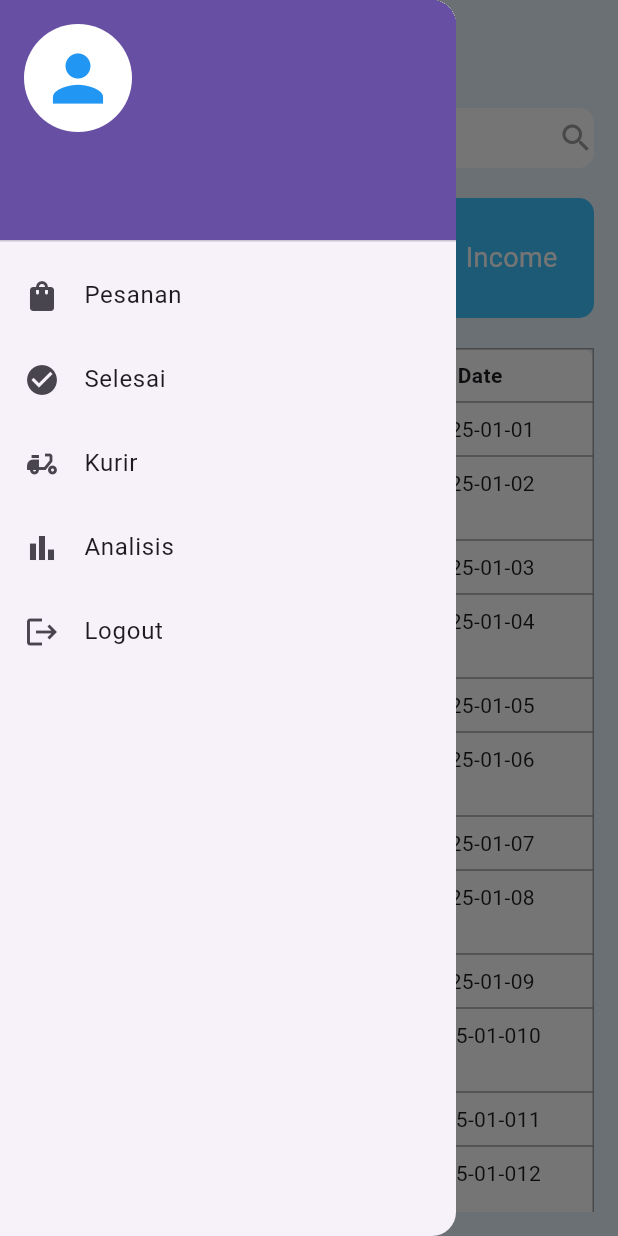
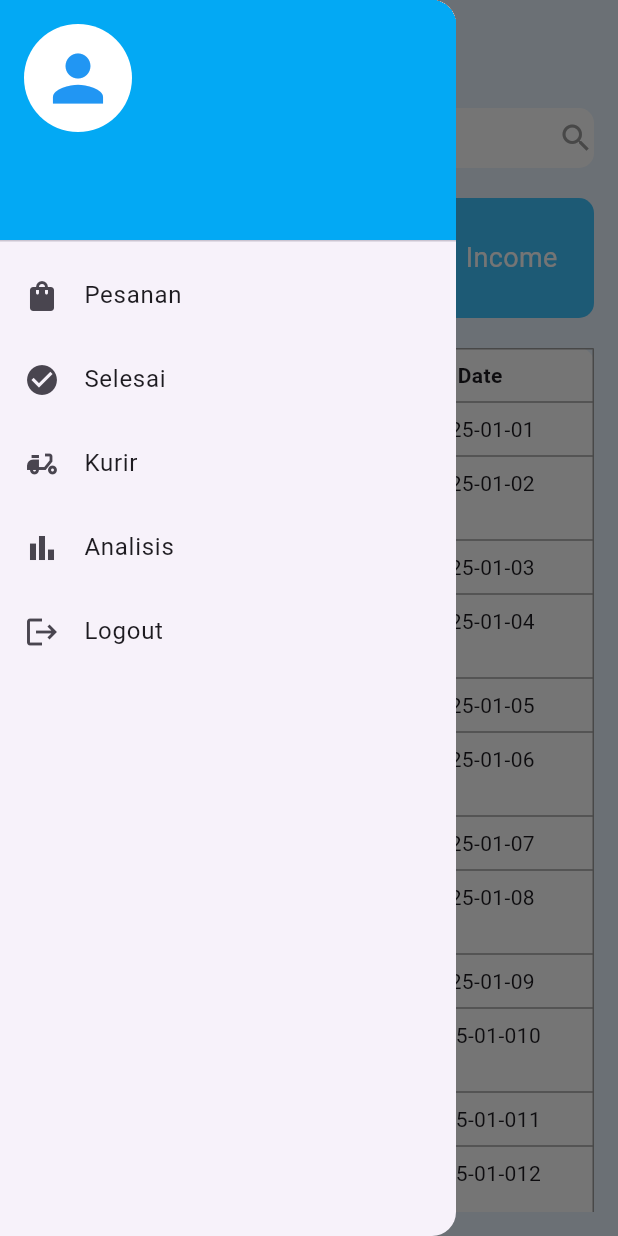
Before and after one commit to apahfahri/aplikasi_omah, a Flutter app: the Dashboard screen opened directly with empty values, with the side drawer open, on a phone screen of 412 x 824 dp. Run offline on Flutter 3.47's test engine with Material 3 defaults, Android fonts, the phone set to English and light mode, and no system bars; our stand-ins replace cloud_firestore, device_preview, firebase_auth, firebase_core; accounts and stored records are empty.

Commit message:
perbaiki drawer

```diff
--- a/lib/admin/dashboard.dart
+++ b/lib/admin/dashboard.dart
@@ -78,6 +78,7 @@ class _DashboardState extends State<Dashboard> {
                 );
               },
               child: UserAccountsDrawerHeader(
+                decoration: BoxDecoration(color: Colors.lightBlue[500]),
                 accountName: Text(currentUser.displayName ?? 'Username'),
                 accountEmail: Text(currentUser.email ?? 'Email'),
                 currentAccountPicture: const CircleAvatar(
```
